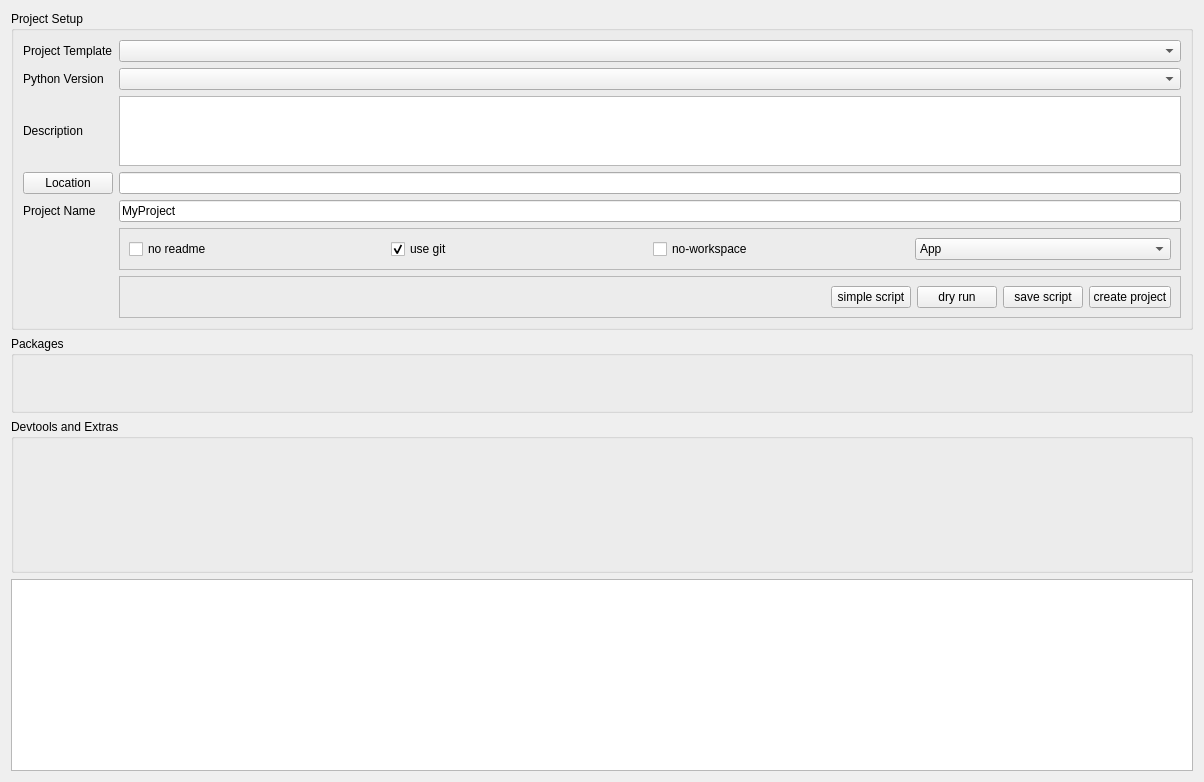
Qt form MainDialog.ui (NCCA/PyProject) before a commit.
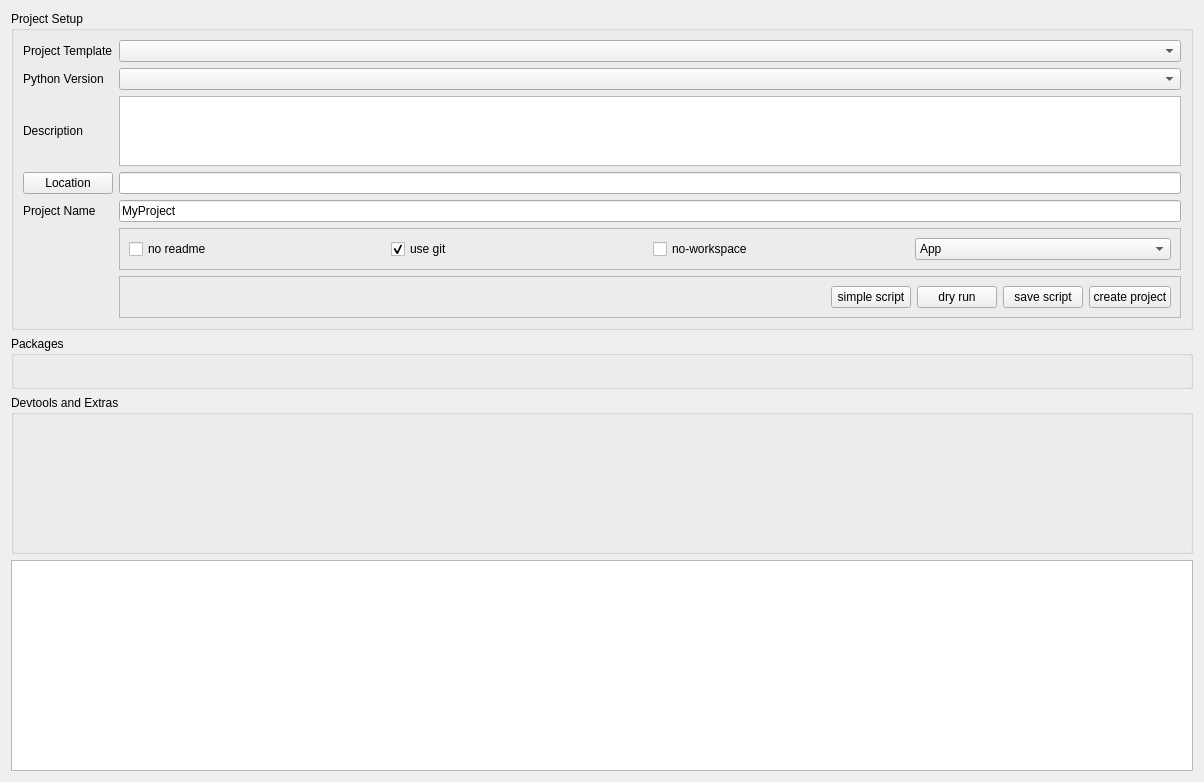
The same form after that commit.

Commit message: Added progress dialog and ability to cancel long runs

The edit to the form file:
```diff
--- a/MainDialog.ui
+++ b/MainDialog.ui
@@ -13,7 +13,7 @@
   <property name="windowTitle">
    <string>Dialog</string>
   </property>
-  <layout class="QGridLayout" name="gridLayout" rowstretch="2,1,2,0">
+  <layout class="QGridLayout" name="gridLayout" rowstretch="2,1,3,4">
    <item row="1" column="0">
     <widget class="QGroupBox" name="options_gb">
      <property name="title">
```
The commit also changes 1 other file.
